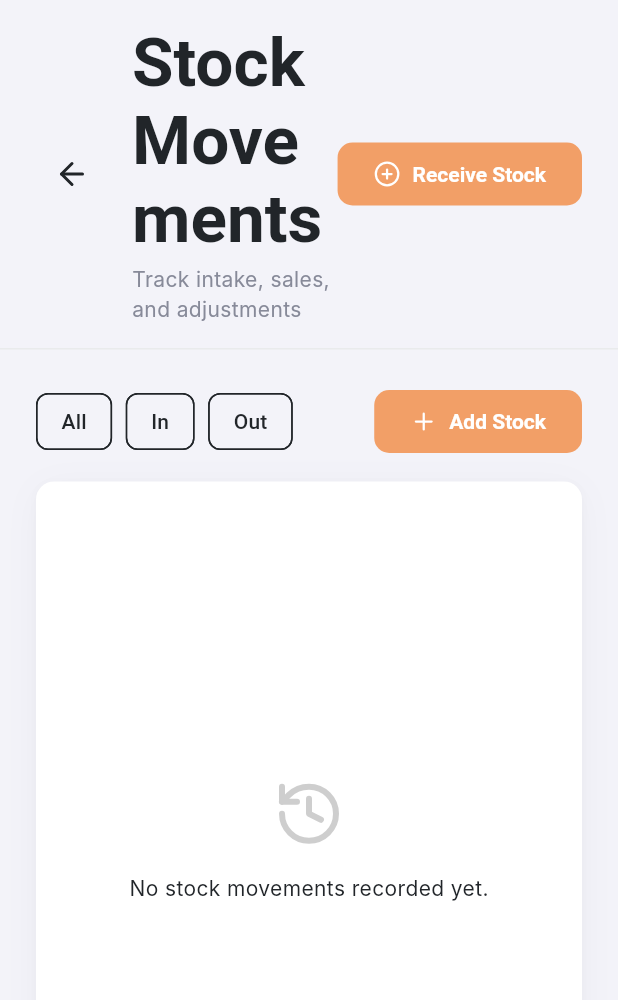
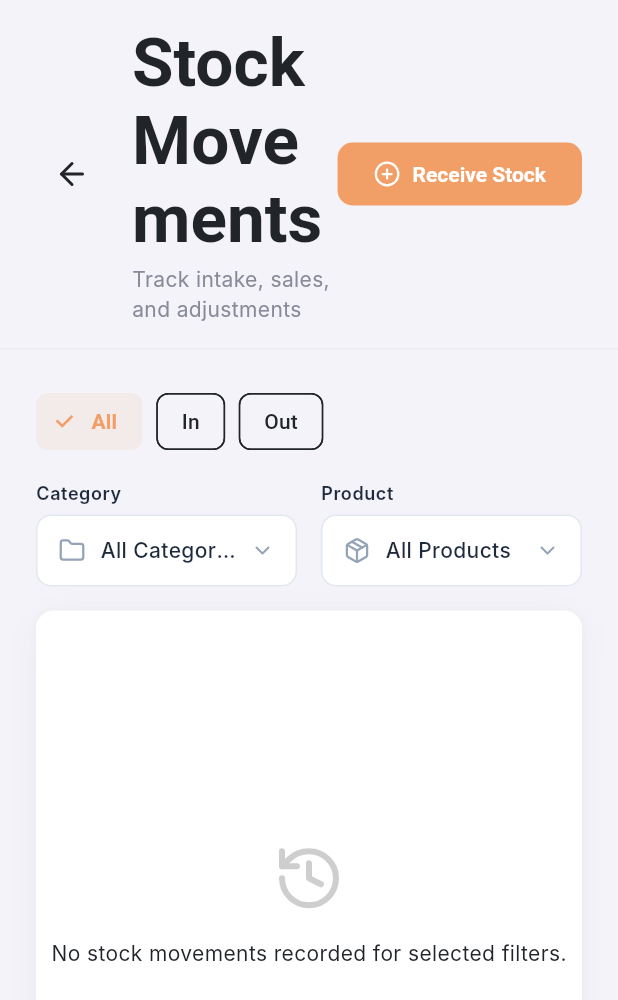
Before and after one commit to hussnainmuhammad8012/POS, a Flutter app: the StockMovementScreen screen opened directly, on a phone screen of 412 x 824 dp. Shown: the top 1000 px of the screen. Run offline on Flutter 3.47's test engine with Material 3 defaults, Android fonts, the phone set to English and light mode, and no system bars; our stand-ins replace file_picker, fl_chart, google_fonts, lucide_icons, pdf, printing and 3 more; accounts and stored records are empty; Roboto replaces fonts that are missing (Inter, Poppins).

Commit message:
updated inventory stock management

```diff
--- a/lib/features/inventory/application/stock_provider.dart
+++ b/lib/features/inventory/application/stock_provider.dart
@@ -1,7 +1,6 @@
 // lib/features/inventory/application/stock_provider.dart
 import 'package:flutter/foundation.dart';
 import '../data/models/carton_model.dart';
-import '../data/models/stock_level_model.dart';
 import '../data/models/stock_movement_model.dart';
 import '../data/repositories/carton_repository.dart';
 import '../data/repositories/stock_movement_repository.dart';
@@ -16,6 +15,8 @@ class StockProvider extends ChangeNotifier {
 
   // Filters
   String? _selectedProductVariantId;
+  String? _selectedCategoryId;
+  String? _selectedProductId;
   String _movementTypeFilter = 'ALL';
   DateTime _dateFrom = DateTime.now().subtract(const Duration(days: 30));
   DateTime _dateTo = DateTime.now();
@@ -35,6 +36,10 @@ class StockProvider extends ChangeNotifier {
   List<StockMovement> get filteredMovements => _getFilteredMovements();
   bool get isLoading => _isLoading;
   String? get error => _error;
+
+  String? get selectedCategoryId => _selectedCategoryId;
+  String? get selectedProductId => _selectedProductId;
+  String get movementTypeFilter => _movementTypeFilter;
 
   // Initialize
   Future<void> initialize() async {
@@ -128,15 +133,58 @@ class StockProvider extends ChangeNotifier {
     }
   }
 
+  // Record Customer Return
+  // Note: Added recordReturn method as it's common for POS
+  Future<void> recordReturn({
+    required String productVariantId,
+    required int quantityReturned,
+    required String transactionId,
+    String? notes,
+  }) async {
+    try {
+      await _movementRepository.recordReturn(
+        productVariantId: productVariantId,
+        quantityReturned: quantityReturned,
+        transactionId: transactionId,
+        notes: notes,
+      );
+      await loadMovements();
+    } catch (e) {
+      _error = 'Failed to record return: $e';
+      notifyListeners();
+      rethrow;
+    }
+  }
+
   // Filtering
   void setMovementTypeFilter(String type) {
     _movementTypeFilter = type;
     notifyListeners();
   }
 
+  void setCategoryFilter(String? categoryId) {
+    _selectedCategoryId = categoryId;
+    // When category changes, we should probably reset product filter if it's not in the new category
+    _selectedProductId = null;
+    notifyListeners();
+  }
+
+  void setProductFilter(String? productId) {
+    _selectedProductId = productId;
+    notifyListeners();
+  }
+
   void setDateRange(DateTime from, DateTime to) {
     _dateFrom = from;
     _dateTo = to;
+    notifyListeners();
+  }
+
+  void clearFilters() {
+    _movementTypeFilter = 'ALL';
+    _selectedCategoryId = null;
+    _selectedProductId = null;
+    _selectedProductVariantId = null;
     notifyListeners();
   }
 
@@ -149,6 +197,12 @@ class StockProvider extends ChangeNotifier {
     if (_selectedProductVariantId != null) {
       filtered = filtered.where((m) => m.productVariantId == _selectedProductVariantId).toList();
     }
+    if (_selectedCategoryId != null) {
+      filtered = filtered.where((m) => m.categoryId == _selectedCategoryId).toList();
+    }
+    if (_selectedProductId != null) {
+      filtered = filtered.where((m) => m.productId == _selectedProductId).toList();
+    }
     return filtered;
   }
 
--- a/lib/features/inventory/data/models/stock_movement_model.dart
+++ b/lib/features/inventory/data/models/stock_movement_model.dart
@@ -13,6 +13,8 @@ class StockMovement {
   final String? recordedBy;
   final String? productName;
   final String? categoryName;
+  final String? productId;     // Added
+  final String? categoryId;    // Added
   final DateTime createdAt;
 
   StockMovement({
@@ -29,6 +31,8 @@ class StockMovement {
     this.recordedBy,
     this.productName,
     this.categoryName,
+    this.productId,
+    this.categoryId,
     required this.createdAt,
   });
 
@@ -51,6 +55,8 @@ class StockMovement {
     recordedBy: json['recorded_by'],
     productName: json['product_name'],
     categoryName: json['category_name'],
+    productId: json['product_id'],
+    categoryId: json['category_id'],
     createdAt: DateTime.parse(json['created_at']),
   );
 
--- a/lib/features/inventory/data/repositories/stock_movement_repository.dart
+++ b/lib/features/inventory/data/repositories/stock_movement_repository.dart
@@ -19,13 +19,13 @@ class StockMovementRepository {
     DateTime? endDate,
   }) async {
     String query = '''
-      SELECT m.*, p.name as product_name, c.name as category_name
+      SELECT m.*, p.name as product_name, c.name as category_name, p.id as product_id, p.category_id as category_id
       FROM stock_movements m
       JOIN product_variants v ON m.product_variant_id = v.id
       JOIN products p ON v.product_id = p.id
       LEFT JOIN categories c ON p.category_id = c.id
       WHERE 1=1
-    ''';
+''';
     List<dynamic> args = [];
 
     if (productVariantId != null) {
--- a/lib/features/inventory/presentation/widgets/add_category_dialog.dart
+++ b/lib/features/inventory/presentation/widgets/add_category_dialog.dart
@@ -1,14 +1,15 @@
-import 'package:flutter/foundation.dart' hide Category;
 import 'package:flutter/material.dart';
 import 'package:provider/provider.dart';
 import 'package:lucide_icons/lucide_icons.dart';
+import '../../data/models/category_model.dart';
 import '../../application/inventory_provider.dart';
 import '../../../../core/widgets/custom_text_field.dart';
 import '../../../../core/widgets/app_dropdown.dart';
 
 class AddCategoryDialog extends StatefulWidget {
   final String? parentId;
-  const AddCategoryDialog({super.key, this.parentId});
+  final Category? category;
+  const AddCategoryDialog({super.key, this.parentId, this.category});
 
   @override
   State<AddCategoryDialog> createState() => _AddCategoryDialogState();
@@ -16,22 +17,34 @@ class AddCategoryDialog extends StatefulWidget {
 
 class _AddCategoryDialogState extends State<AddCategoryDialog> {
   final _formKey = GlobalKey<FormState>();
-  final _nameController = TextEditingController();
-  final _descController = TextEditingController();
+  late final TextEditingController _nameController;
+  late final TextEditingController _descController;
   String? _selectedParentId;
 
   @override
   void initState() {
     super.initState();
-    _selectedParentId = widget.parentId;
+    _nameController = TextEditingController(text: widget.category?.name);
+    _descController = TextEditingController(text: widget.category?.description);
+    _selectedParentId = widget.category?.parentId ?? widget.parentId;
+  }
+
+  @override
+  void dispose() {
+    _nameController.dispose();
+    _descController.dispose();
+    super.dispose();
   }
 
   @override
   Widget build(BuildContext context) {
     final provider = context.watch<InventoryProvider>();
+    final isEditing = widget.category != null;
 
     return AlertDialog(
-      title: Text(widget.parentId == null ? 'Add Category' : 'Add Subcategory'),
+      title: Text(isEditing
+        ? 'Edit Category'
+        : (widget.parentId == null ? 'Add Category' : 'Add Subcategory')),
       content: SizedBox(
         width: 400,
         child: Form(
@@ -85,15 +98,24 @@ class _AddCategoryDialogState extends State<AddCategoryDialog> {
         ElevatedButton(
           onPressed: () async {
             if (_formKey.currentState!.validate()) {
-              await provider.createCategory(
-                name: _nameController.text,
-                parentId: _selectedParentId,
-                description: _descController.text,
-              );
+              if (isEditing) {
+                await provider.updateCategory(
+                  widget.category!.id,
+                  name: _nameController.text,
+                  parentId: _selectedParentId,
+                  description: _descController.text,
+                );
+              } else {
+                await provider.createCategory(
+                  name: _nameController.text,
+                  parentId: _selectedParentId,
+                  description: _descController.text,
+                );
+              }
               if (context.mounted) Navigator.pop(context);
             }
           },
-          child: const Text('Save'),
+          child: Text(isEditing ? 'Update' : 'Save'),
         ),
       ],
     );
--- a/lib/features/inventory/presentation/widgets/category_tab.dart
+++ b/lib/features/inventory/presentation/widgets/category_tab.dart
@@ -1,4 +1,3 @@
-import 'package:flutter/foundation.dart' hide Category;
 import 'package:flutter/material.dart';
 import 'package:lucide_icons/lucide_icons.dart';
 import 'package:provider/provider.dart';
@@ -57,7 +56,11 @@ class CategoryTab extends StatelessWidget {
           children: [
             IconButton(
               icon: const Icon(LucideIcons.pencil, size: 18),
-              onPressed: () {},
+              onPressed: () => showDialog(
+                context: context,
+                builder: (context) => AddCategoryDialog(category: category),
+              ),
+              tooltip: 'Edit Category',
             ),
             IconButton(
               icon: const Icon(LucideIcons.plusCircle, size: 18),
@@ -82,7 +85,11 @@ class CategoryTab extends StatelessWidget {
                   title: Text(sub.name),
                   trailing: IconButton(
                     icon: const Icon(LucideIcons.pencil, size: 16),
-                    onPressed: () {},
+                    onPressed: () => showDialog(
+                      context: context,
+                      builder: (context) => AddCategoryDialog(category: sub),
+                    ),
+                    tooltip: 'Edit Subcategory',
                   ),
                 )),
         ],
@@ -97,7 +104,7 @@ class CategoryTab extends StatelessWidget {
         children: [
           Icon(LucideIcons.layers,
               size: 48,
-              color: Theme.of(context).colorScheme.secondary.withOpacity(0.5)),
+              color: Theme.of(context).colorScheme.secondary.withValues(alpha: 0.5)),
           const SizedBox(height: 16),
           const Text('No categories found'),
         ],
--- a/lib/features/inventory/presentation/widgets/stock_tab.dart
+++ b/lib/features/inventory/presentation/widgets/stock_tab.dart
@@ -1,9 +1,11 @@
 import 'package:flutter/material.dart';
 import 'package:lucide_icons/lucide_icons.dart';
 import 'package:provider/provider.dart';
+import 'package:intl/intl.dart';
 import '../../application/stock_provider.dart';
+import '../../application/inventory_provider.dart';
 import '../../../../core/widgets/modern_card.dart';
-import '../../../../core/widgets/badge_widget.dart';
+import '../../../../core/widgets/app_dropdown.dart';
 
 class StockTab extends StatelessWidget {
   const StockTab({super.key});
@@ -11,11 +13,16 @@ class StockTab extends StatelessWidget {
   @override
   Widget build(BuildContext context) {
     final provider = context.watch<StockProvider>();
+    final inventoryProvider = context.watch<InventoryProvider>();
     final movements = provider.filteredMovements;
+
+    final categories = inventoryProvider.categories;
+    final products = inventoryProvider.filteredProducts;
 
     return Padding(
       padding: const EdgeInsets.all(24.0),
       child: Column(
+        crossAxisAlignment: CrossAxisAlignment.start,
         children: [
           Row(
             children: [
@@ -24,12 +31,49 @@ class StockTab extends StatelessWidget {
               _buildFilterChip(context, 'In', 'IN', provider),
               const SizedBox(width: 8),
               _buildFilterChip(context, 'Out', 'OUT', provider),
-              const Spacer(),
-              ElevatedButton.icon(
-                onPressed: () {},
-                icon: const Icon(LucideIcons.plus, size: 18),
-                label: const Text('Add Stock'),
+            ],
+          ),
+          const SizedBox(height: 16),
+          Row(
+            children: [
+              // Category Filter
+              Expanded(
+                child: AppDropdown<String?>(
+                  value: provider.selectedCategoryId,
+                  label: 'Category',
+                  hint: 'All Categories',
+                  prefixIcon: LucideIcons.folder,
+                  items: [
+                    const AppDropdownItem(value: null, label: 'All Categories'),
+                    ...categories.map((c) => AppDropdownItem(value: c.id, label: c.name)),
+                  ],
+                  onChanged: (val) => provider.setCategoryFilter(val),
+                ),
               ),
+              const SizedBox(width: 16),
+              // Product Filter
+              Expanded(
+                child: AppDropdown<String?>(
+                  value: provider.selectedProductId,
+                  label: 'Product',
+                  hint: 'All Products',
+                  prefixIcon: LucideIcons.package,
+                  items: [
+                    const AppDropdownItem(value: null, label: 'All Products'),
+                    ...products.map((p) => AppDropdownItem(value: p.product.id, label: p.product.name)),
+                  ],
+                  onChanged: (val) => provider.setProductFilter(val),
+                ),
+              ),
+              if (provider.selectedCategoryId != null || provider.selectedProductId != null)
+                Padding(
+                  padding: const EdgeInsets.only(left: 12.0, top: 22), // Align with center of dropdowns (which have labels)
+                  child: IconButton(
+                    icon: const Icon(LucideIcons.xCircle, color: Colors.grey),
+                    onPressed: () => provider.clearFilters(),
+                    tooltip: 'Clear filters',
+                  ),
+                ),
             ],
           ),
           const SizedBox(height: 16),
@@ -40,6 +84,7 @@ class StockTab extends StatelessWidget {
               child: movements.isEmpty
                   ? _buildEmptyState(context)
                   : ListView.separated(
+                      padding: EdgeInsets.zero,
                       itemCount: movements.length,
                       separatorBuilder: (context, index) => const Divider(height: 1),
                       itemBuilder: (context, index) {
@@ -55,11 +100,18 @@ class StockTab extends StatelessWidget {
   }
 
   Widget _buildFilterChip(BuildContext context, String label, String value, StockProvider provider) {
-    // Simplified filter chip logic
+    final isSelected = provider.movementTypeFilter == value;
     return FilterChip(
-      selected: false, // Replace with provider.movementTypeFilter == value
+      selected: isSelected,
       label: Text(label),
       onSelected: (selected) => provider.setMovementTypeFilter(value),
+      backgroundColor: Colors.transparent,
+      selectedColor: Theme.of(context).primaryColor.withValues(alpha: 0.1),
+      checkmarkColor: Theme.of(context).primaryColor,
+      labelStyle: TextStyle(
+        color: isSelected ? Theme.of(context).primaryColor : null,
+        fontWeight: isSelected ? FontWeight.bold : null,
+      ),
     );
   }
 
@@ -67,7 +119,7 @@ class StockTab extends StatelessWidget {
     final bool isIn = movement.quantityChange > 0;
     return ListTile(
       leading: CircleAvatar(
-        backgroundColor: isIn ? Colors.green.withOpacity(0.1) : Colors.red.withOpacity(0.1),
+        backgroundColor: isIn ? Colors.green.withValues(alpha: 0.1) : Colors.red.withValues(alpha: 0.1),
         child: Icon(
           isIn ? LucideIcons.arrowDownLeft : LucideIcons.arrowUpRight,
           color: isIn ? Colors.green : Colors.red,
@@ -104,7 +156,7 @@ class StockTab extends StatelessWidget {
           ),
           const SizedBox(height: 4),
           Text(
-            movement.createdAt.toString().split('.')[0], // Simple format
+            DateFormat('MMM dd, HH:mm').format(movement.createdAt),
             style: Theme.of(context).textTheme.bodySmall,
           ),
         ],
@@ -118,9 +170,9 @@ class StockTab extends StatelessWidget {
       child: Column(
         mainAxisAlignment: MainAxisAlignment.center,
         children: [
-          Icon(LucideIcons.history, size: 48, color: Colors.grey.withOpacity(0.5)),
+          Icon(LucideIcons.history, size: 48, color: Colors.grey.withValues(alpha: 0.5)),
           const SizedBox(height: 16),
-          const Text('No stock movements recorded yet.'),
+          const Text('No stock movements recorded for selected filters.'),
         ],
       ),
     );
```
Also changed, not shown: lib/features/inventory/application/inventory_provider.dart (+22 -2 lines), lib/features/inventory/data/repositories/category_repository.dart (+8 -1 lines), 2 other files.
